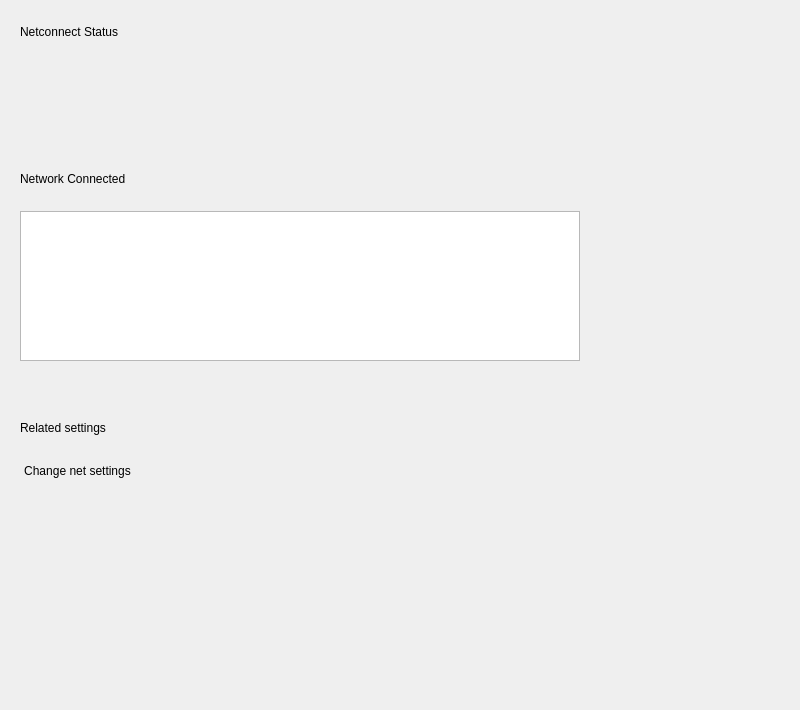
The window that plugins/network/netconnect/netconnect.ui (ukui/ukui-control-center) describes before a commit, drawn with Qt 5.
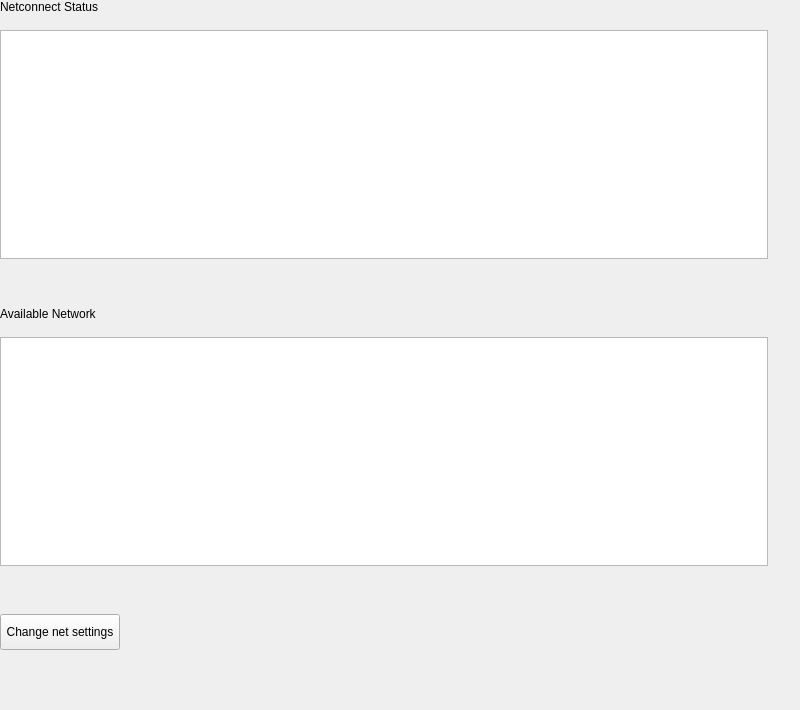
The same window after the commit.

The edit to the form file:
```diff
--- a/plugins/network/netconnect/netconnect.ui
+++ b/plugins/network/netconnect/netconnect.ui
@@ -12,14 +12,14 @@
   </property>
   <property name="minimumSize">
    <size>
-    <width>800</width>
-    <height>710</height>
+    <width>0</width>
+    <height>0</height>
    </size>
   </property>
   <property name="maximumSize">
    <size>
-    <width>800</width>
-    <height>710</height>
+    <width>16777215</width>
+    <height>16777215</height>
    </size>
   </property>
   <property name="windowTitle">
@@ -27,7 +27,7 @@
   </property>
   <layout class="QVBoxLayout" name="verticalLayout_2">
    <property name="spacing">
-    <number>0</number>
+    <number>16</number>
    </property>
    <property name="leftMargin">
     <number>0</number>
@@ -36,29 +36,10 @@
     <number>0</number>
    </property>
    <property name="rightMargin">
-    <number>0</number>
+    <number>32</number>
    </property>
    <property name="bottomMargin">
-    <number>0</number>
-   </property>
-   <item>
-    <widget class="QStackedWidget" name="StackedWidget">
-     <widget class="QWidget" name="Page1">
-      <layout class="QVBoxLayout" name="verticalLayout">
-       <property name="spacing">
-        <number>25</number>
-       </property>
-       <property name="leftMargin">
-        <number>20</number>
-       </property>
-       <property name="topMargin">
-        <number>25</number>
-       </property>
-       <property name="rightMargin">
-        <number>0</number>
-       </property>
-       <property name="bottomMargin">
-        <number>0</number>
+    <number>60</number>
        </property>
        <item>
         <widget class="QLabel" name="titleLabel">
@@ -80,107 +61,7 @@
         </widget>
        </item>
        <item>
-        <layout class="QHBoxLayout" name="horizontalLayout">
-         <property name="spacing">
-          <number>25</number>
-         </property>
-         <item>
-          <widget class="QLabel" name="localLabel">
-           <property name="text">
-            <string/>
-           </property>
-          </widget>
-         </item>
-         <item>
-          <widget class="QLabel" name="leftLabel">
-           <property name="sizePolicy">
-            <sizepolicy hsizetype="Fixed" vsizetype="Fixed">
-             <horstretch>0</horstretch>
-             <verstretch>0</verstretch>
-            </sizepolicy>
-           </property>
-           <property name="text">
-            <string/>
-           </property>
-           <property name="scaledContents">
-            <bool>true</bool>
-           </property>
-          </widget>
-         </item>
-         <item>
-          <layout class="QVBoxLayout" name="statusVLayout">
-           <property name="spacing">
-            <number>0</number>
-           </property>
-           <item>
-            <spacer name="verticalSpacer_4">
-             <property name="orientation">
-              <enum>Qt::Vertical</enum>
-             </property>
-             <property name="sizeType">
-              <enum>QSizePolicy::Fixed</enum>
-             </property>
-             <property name="sizeHint" stdset="0">
-              <size>
-               <width>20</width>
-               <height>20</height>
-              </size>
-             </property>
-            </spacer>
-           </item>
-           <item>
-            <widget class="QLabel" name="statusLabel">
-             <property name="text">
-              <string/>
-             </property>
-            </widget>
-           </item>
-           <item>
-            <widget class="QLabel" name="statustipLabel">
-             <property name="sizePolicy">
-              <sizepolicy hsizetype="Fixed" vsizetype="Fixed">
-               <horstretch>0</horstretch>
-               <verstretch>0</verstretch>
-              </sizepolicy>
-             </property>
-             <property name="text">
-              <string/>
-             </property>
-             <property name="scaledContents">
-              <bool>true</bool>
-             </property>
-            </widget>
-           </item>
-          </layout>
-         </item>
-         <item>
-          <widget class="QLabel" name="rightLabel">
-           <property name="text">
-            <string/>
-           </property>
-          </widget>
-         </item>
-         <item>
-          <widget class="QLabel" name="interLabel">
-           <property name="text">
-            <string/>
-           </property>
-          </widget>
-         </item>
-         <item>
-          <spacer name="horizontalSpacer">
-           <property name="orientation">
-            <enum>Qt::Horizontal</enum>
-           </property>
-           <property name="sizeHint" stdset="0">
-            <size>
-             <width>40</width>
-             <height>20</height>
-            </size>
-           </property>
-          </spacer>
-         </item>
-        </layout>
+    <widget class="QListWidget" name="statusListWidget"/>
        </item>
        <item>
         <spacer name="verticalSpacer">
@@ -193,13 +74,13 @@
          <property name="sizeHint" stdset="0">
           <size>
            <width>20</width>
-           <height>35</height>
+       <height>32</height>
           </size>
          </property>
         </spacer>
        </item>
        <item>
-        <widget class="QLabel" name="label_5">
+    <widget class="QLabel" name="title2Label">
          <property name="sizePolicy">
           <sizepolicy hsizetype="Fixed" vsizetype="Fixed">
            <horstretch>0</horstretch>
@@ -207,7 +88,7 @@
           </sizepolicy>
          </property>
          <property name="text">
-          <string>Network Connected</string>
+      <string>Available Network</string>
          </property>
          <property name="scaledContents">
           <bool>true</bool>
@@ -218,20 +99,7 @@
         </widget>
        </item>
        <item>
-        <widget class="QListWidget" name="listWidget">
-         <property name="minimumSize">
-          <size>
-           <width>560</width>
-           <height>150</height>
-          </size>
-         </property>
-         <property name="maximumSize">
-          <size>
-           <width>560</width>
-           <height>150</height>
-          </size>
-         </property>
-        </widget>
+    <widget class="QListWidget" name="availableListWidget"/>
        </item>
        <item>
         <spacer name="verticalSpacer_2">
@@ -244,44 +112,34 @@
          <property name="sizeHint" stdset="0">
           <size>
            <width>20</width>
-           <height>35</height>
+       <height>32</height>
           </size>
          </property>
         </spacer>
        </item>
        <item>
-        <widget class="QLabel" name="label_6">
-         <property name="sizePolicy">
-          <sizepolicy hsizetype="Fixed" vsizetype="Fixed">
-           <horstretch>0</horstretch>
-           <verstretch>0</verstretch>
-          </sizepolicy>
-         </property>
-         <property name="text">
-          <string>Related settings</string>
-         </property>
-         <property name="scaledContents">
-          <bool>true</bool>
-         </property>
-         <property name="stylesize" stdset="0">
-          <string notr="true">title1#</string>
-         </property>
-        </widget>
-       </item>
-       <item>
-        <layout class="QHBoxLayout" name="horizontalLayout_2">
-         <item>
-          <widget class="QPushButton" name="pushButton">
+    <layout class="QHBoxLayout" name="horizontalLayout">
+     <item>
+      <widget class="QPushButton" name="detailBtn">
+       <property name="minimumSize">
+        <size>
+         <width>120</width>
+         <height>36</height>
+        </size>
+       </property>
+       <property name="maximumSize">
+        <size>
+         <width>120</width>
+         <height>36</height>
+        </size>
+       </property>
            <property name="text">
             <string>Change net settings</string>
            </property>
-           <property name="flat">
-            <bool>true</bool>
-           </property>
           </widget>
          </item>
          <item>
-          <spacer name="horizontalSpacer_2">
+      <spacer name="horizontalSpacer">
            <property name="orientation">
             <enum>Qt::Horizontal</enum>
            </property>
@@ -294,26 +152,6 @@
           </spacer>
          </item>
         </layout>
-       </item>
-       <item>
-        <spacer name="verticalSpacer_3">
-         <property name="orientation">
-          <enum>Qt::Vertical</enum>
-         </property>
-         <property name="sizeType">
-          <enum>QSizePolicy::Expanding</enum>
-         </property>
-         <property name="sizeHint" stdset="0">
-          <size>
-           <width>20</width>
-           <height>20</height>
-          </size>
-         </property>
-        </spacer>
-       </item>
-      </layout>
-     </widget>
-    </widget>
    </item>
   </layout>
  </widget>
```
Left out of the diff: 6 changed lines with no effect on the pictures. Lines whose indentation alone changed are shown as unchanged.
